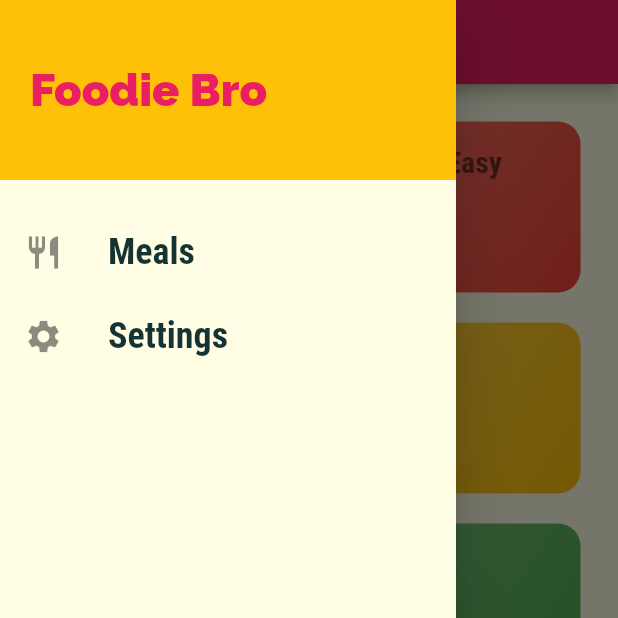
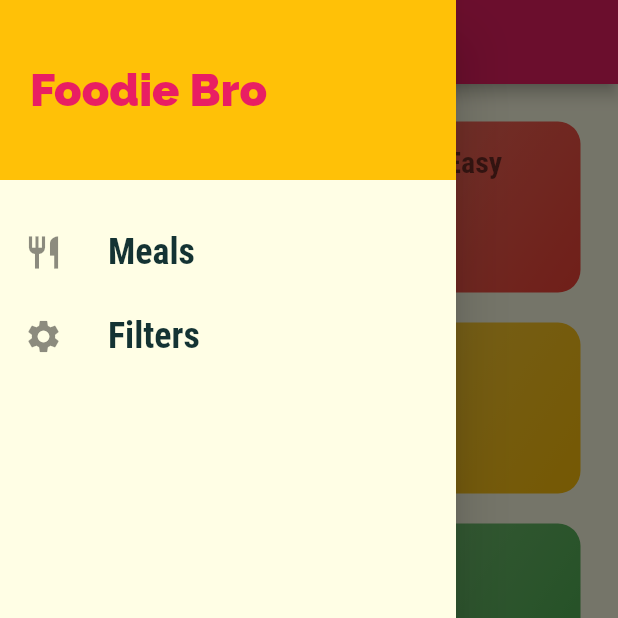
Before and after one commit to Sudhanva-Nadiger/foodie_bro, a Flutter app: the screen it shows after launch, with the side drawer open, on a phone screen of 412 x 824 dp, the top half of it. Run offline on Flutter 3.47's test engine with Material 2 defaults, Android fonts, the phone set to English and light mode, and no system bars.

Commit message:
add onTap for drwer tiles

```diff
--- a/lib/main.dart
+++ b/lib/main.dart
@@ -1,6 +1,7 @@
 import 'package:flutter/material.dart';
 import 'package:meals_app/screens/categories_screen.dart';
 import 'package:meals_app/screens/category_meals_screen.dart';
+import 'package:meals_app/screens/filters_screen.dart';
 import 'package:meals_app/screens/meal_detail_screen.dart';
 import 'package:meals_app/screens/tabs_screen.dart';
 
@@ -41,6 +42,7 @@ class MyApp extends StatelessWidget {
         '/': (context) => const TabScreen(),
         CategoryMealsScreen.routeName: (context) => const CategoryMealsScreen(),
         MealDetailsScreen.routeName: (context) => const MealDetailsScreen(),
+        FilterScreen.routeName: (context) => const FilterScreen(),
       },
       onGenerateRoute: (settings) {
         return MaterialPageRoute(
--- a/lib/widgets/main_drawer.dart
+++ b/lib/widgets/main_drawer.dart
@@ -1,4 +1,5 @@
 import 'package:flutter/material.dart';
+import 'package:meals_app/screens/filters_screen.dart';
 
 class MainDrawer extends StatelessWidget {
   const MainDrawer({Key? key}) : super(key: key);
@@ -26,11 +27,20 @@ class MainDrawer extends StatelessWidget {
           const SizedBox(
             height: 20,
           ),
-          const BuildListTile(
+          BuildListTile(
             icon: Icons.restaurant,
             title: 'Meals',
+            onTap: () {
+              Navigator.of(context).pushNamed('/');
+            },
           ),
-          const BuildListTile(icon: Icons.settings, title: 'Settings'),
+          BuildListTile(
+            icon: Icons.settings,
+            title: 'Filters',
+            onTap: () {
+              Navigator.of(context).pushNamed(FilterScreen.routeName);
+            },
+          ),
         ],
       ),
     );
@@ -40,9 +50,11 @@ class MainDrawer extends StatelessWidget {
 class BuildListTile extends StatelessWidget {
   final IconData icon;
   final String title;
+  final Function onTap;
   const BuildListTile({
     required this.icon,
     required this.title,
+    required this.onTap,
     Key? key,
   }) : super(key: key);
 
@@ -60,7 +72,7 @@ class BuildListTile extends StatelessWidget {
             fontSize: 24,
             fontWeight: FontWeight.bold),
       ),
-      onTap: () {},
+      onTap: () => onTap(),
     );
   }
 }
```
Also changed, not shown: lib/screens/filters_screen.dart (added, +17 -0 lines).
